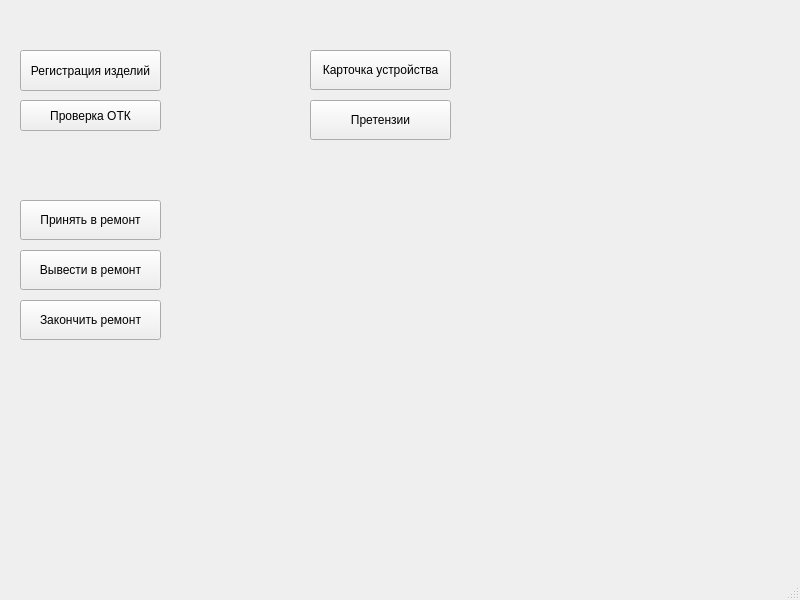
The window that app/mainwindow.ui (AlexeyScherbakov2021/Remont) describes before a commit, drawn with Qt 5.
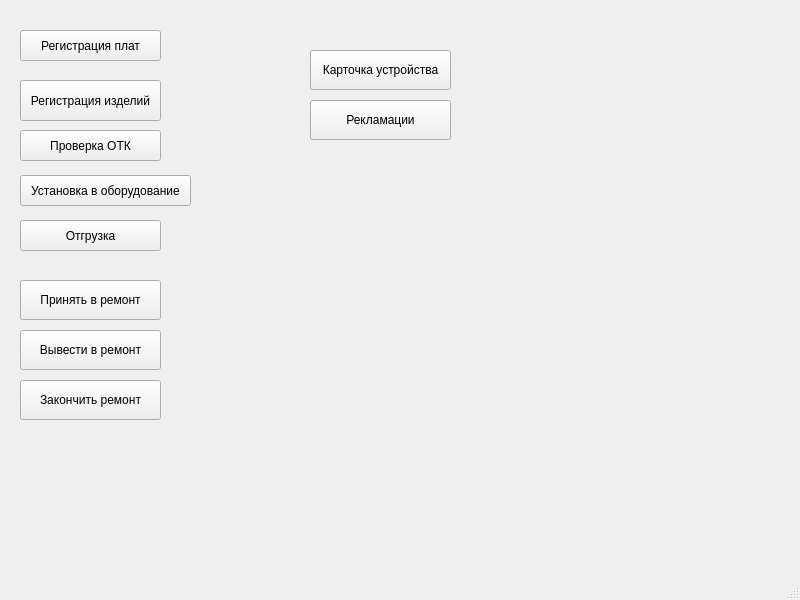
The same window after the commit.

Commit message: Регистрация устройств с платами

Patch:
```diff
--- a/app/mainwindow.ui
+++ b/app/mainwindow.ui
@@ -24,7 +24,7 @@
      </rect>
     </property>
     <property name="text">
-     <string>Претензии</string>
+     <string>Рекламации</string>
     </property>
    </widget>
    <widget class="QPushButton" name="pbCard">
@@ -44,7 +44,7 @@
     <property name="geometry">
      <rect>
       <x>20</x>
-      <y>200</y>
+      <y>280</y>
       <width>141</width>
       <height>40</height>
      </rect>
@@ -57,7 +57,7 @@
     <property name="geometry">
      <rect>
       <x>20</x>
-      <y>250</y>
+      <y>330</y>
       <width>141</width>
       <height>40</height>
      </rect>
@@ -70,7 +70,7 @@
     <property name="geometry">
      <rect>
       <x>20</x>
-      <y>300</y>
+      <y>380</y>
       <width>141</width>
       <height>40</height>
      </rect>
@@ -83,7 +83,7 @@
     <property name="geometry">
      <rect>
       <x>20</x>
-      <y>50</y>
+      <y>80</y>
       <width>141</width>
       <height>41</height>
      </rect>
@@ -96,7 +96,7 @@
     <property name="geometry">
      <rect>
       <x>20</x>
-      <y>100</y>
+      <y>130</y>
       <width>141</width>
       <height>31</height>
      </rect>
@@ -105,6 +105,45 @@
      <string>Проверка ОТК</string>
     </property>
    </widget>
+   <widget class="QPushButton" name="pbCreatePlate">
+    <property name="geometry">
+     <rect>
+      <x>20</x>
+      <y>30</y>
+      <width>141</width>
+      <height>31</height>
+     </rect>
+    </property>
+    <property name="text">
+     <string>Регистрация плат</string>
+    </property>
+   </widget>
+   <widget class="QPushButton" name="pbShip">
+    <property name="geometry">
+     <rect>
+      <x>20</x>
+      <y>220</y>
+      <width>141</width>
+      <height>31</height>
+     </rect>
+    </property>
+    <property name="text">
+     <string>Отгрузка</string>
+    </property>
+   </widget>
+   <widget class="QPushButton" name="pbComplect">
+    <property name="geometry">
+     <rect>
+      <x>20</x>
+      <y>175</y>
+      <width>171</width>
+      <height>31</height>
+     </rect>
+    </property>
+    <property name="text">
+     <string>Установка в оборудование</string>
+    </property>
+   </widget>
   </widget>
   <widget class="QMenuBar" name="menubar">
    <property name="geometry">
```
The commit also changes 38 other files.
